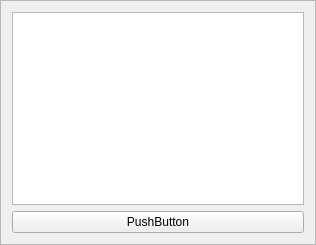
This is ui/message.ui in slaclab/paws as Qt 5 draws it before an edit. The edited form follows.
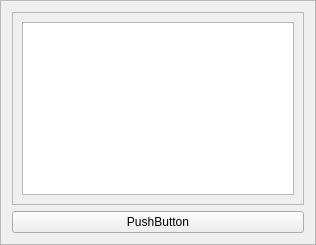
This is the edited form.

The edit to the form file:
```diff
--- a/ui/message.ui
+++ b/ui/message.ui
@@ -19,9 +19,28 @@
   <property name="frameShadow">
    <enum>QFrame::Raised</enum>
   </property>
-  <layout class="QVBoxLayout" name="verticalLayout">
+  <layout class="QVBoxLayout" name="verticalLayout_2">
    <item>
-    <widget class="QPlainTextEdit" name="message_box"/>
+    <widget class="QScrollArea" name="scrollArea">
+     <property name="widgetResizable">
+      <bool>true</bool>
+     </property>
+     <widget class="QWidget" name="scrollAreaWidgetContents">
+      <property name="geometry">
+       <rect>
+        <x>0</x>
+        <y>0</y>
+        <width>294</width>
+        <height>190</height>
+       </rect>
+      </property>
+      <layout class="QVBoxLayout" name="verticalLayout">
+       <item>
+        <widget class="QPlainTextEdit" name="message_box"/>
+       </item>
+      </layout>
+     </widget>
+    </widget>
    </item>
    <item>
     <widget class="QPushButton" name="ok_button">
```
